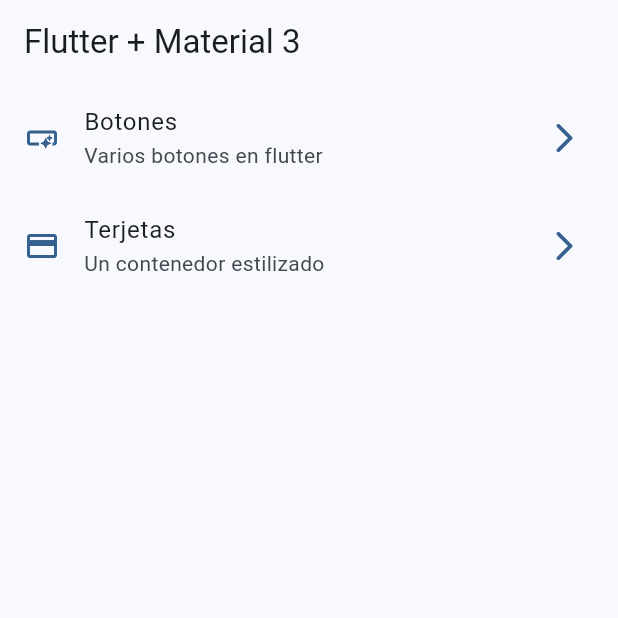
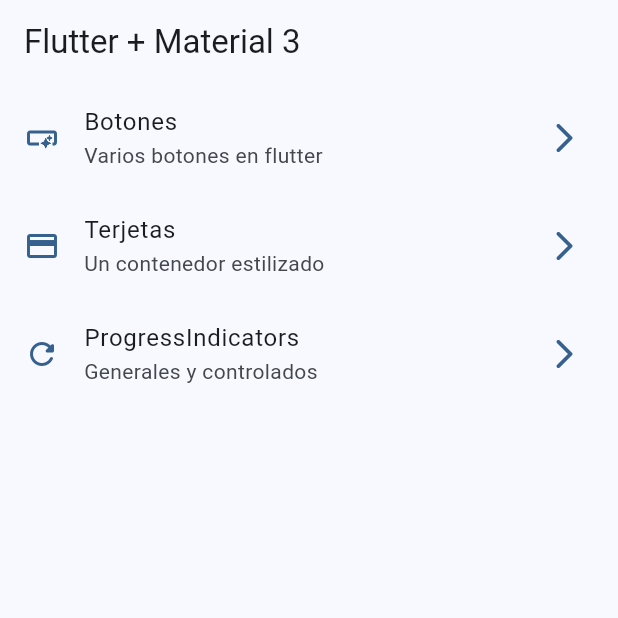
Before and after one commit to AlexanderJumbo/widgets_app, a Flutter app: the screen it shows after launch, on a phone screen of 412 x 824 dp, the top half of it. Run offline on Flutter 3.47's test engine with Material 3 defaults, Android fonts, the phone set to English and light mode, and no system bars; our stand-ins replace go_router.

Commit message:
Progress Indicator

```diff
--- a/lib/config/menu/menu_items.dart
+++ b/lib/config/menu/menu_items.dart
@@ -26,5 +26,10 @@ const appMenuItems = <MenuItem>[
       title: 'Terjetas',
       subTitle: 'Un contenedor estilizado',
       link: '/cards',
-      icon: Icons.credit_card)
+      icon: Icons.credit_card),
+  MenuItem(
+      title: 'ProgressIndicators',
+      subTitle: 'Generales y controlados',
+      link: '/progress',
+      icon: Icons.refresh_rounded)
 ];
--- a/lib/config/router/app_router.dart
+++ b/lib/config/router/app_router.dart
@@ -20,5 +20,10 @@ final appRouter = GoRouter(
       name: CardsScreen.name,
       builder: (context, state) => const CardsScreen(),
     ),
+    GoRoute(
+      path: '/progress',
+      name: ProgressScreen.name,
+      builder: (context, state) => const ProgressScreen(),
+    ),
   ],
 );
```
Also changed, not shown: lib/presentation/screen/progress/progress_screen.dart (+37 -1 lines).
